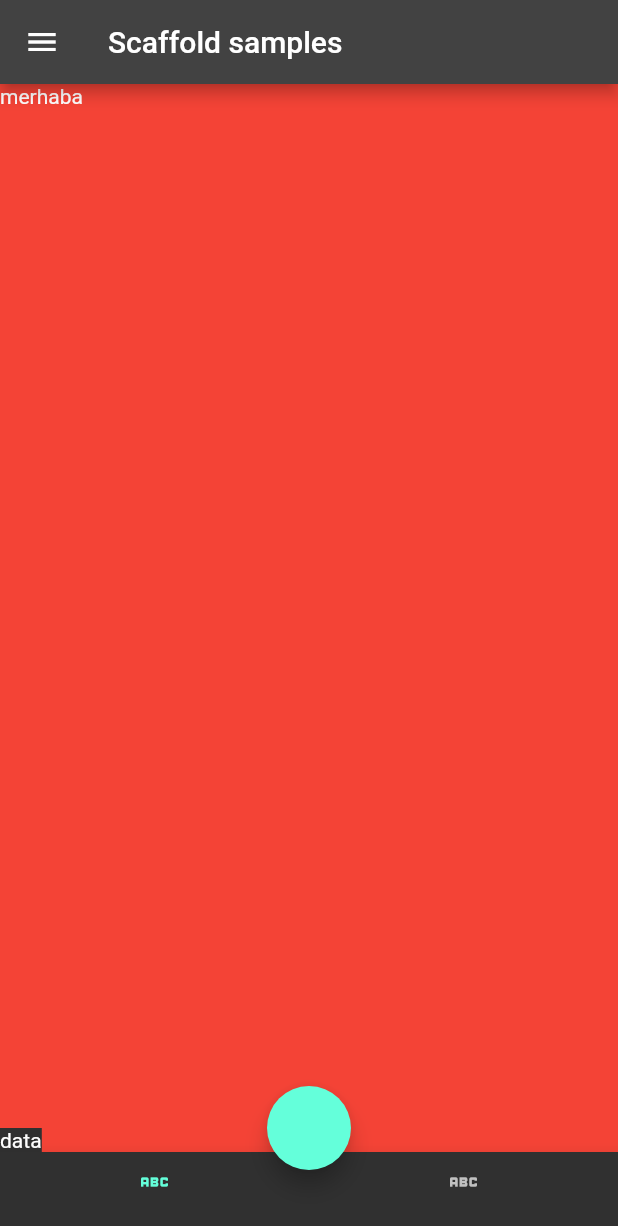
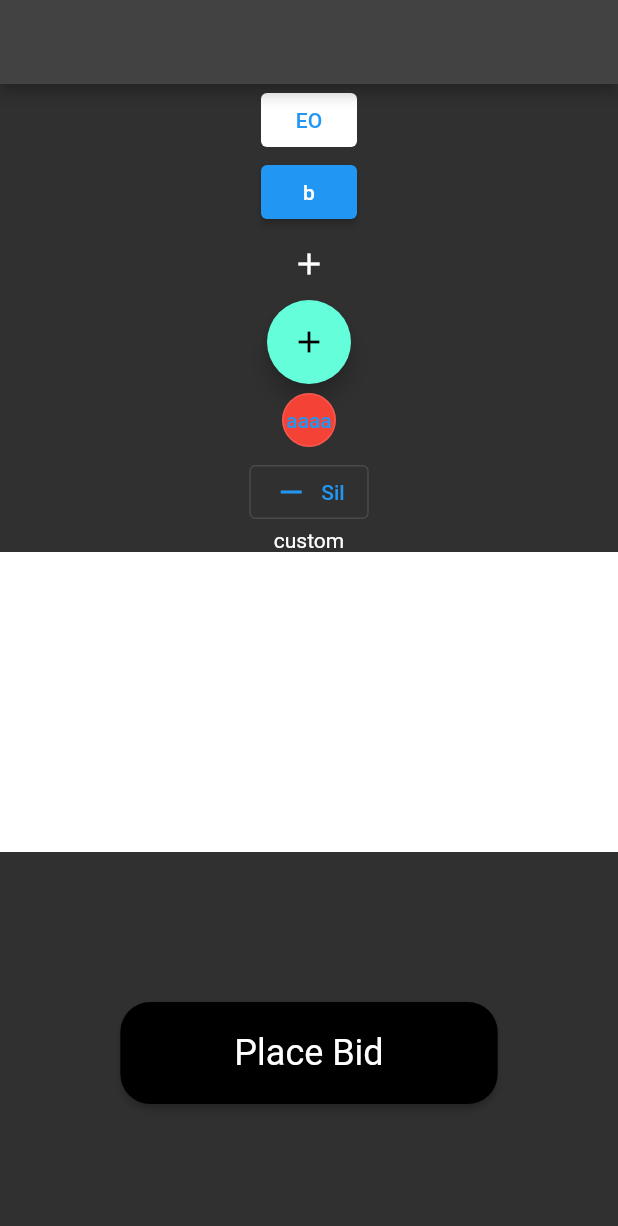
Before and after one commit to eyuphan-oguz/veli_bacik_flutter_learning, a Flutter app: the screen it shows after launch, on a phone screen of 412 x 824 dp. Shown: the top 1226 px of the screen. Run offline on Flutter 3.47's test engine with Material 2 defaults, Android fonts, the phone set to English and light mode, and no system bars.

Commit message:
Button learn

```diff
--- /dev/null
+++ b/lib/101/button_learn.dart
@@ -0,0 +1,43 @@
+import 'package:flutter/material.dart';
+
+
+class ButtonLearn extends StatelessWidget {
+  const ButtonLearn({Key? key}) : super(key: key);
+
+  @override
+  Widget build(BuildContext context) {
+    return Scaffold(
+      appBar: AppBar(),
+      body: Column(
+        children: [
+          TextButton(onPressed: (){}, child: Text("EO"),style: ButtonStyle(backgroundColor: MaterialStateProperty.resolveWith((states) {
+            if(states.contains(MaterialState.pressed)){
+              return Colors.green;
+            }
+            return Colors.white;
+          }))),
+
+
+          ElevatedButton(onPressed: (){}, child: Text("b")),
+          IconButton(onPressed: (){}, icon: Icon(Icons.add)),
+          FloatingActionButton(onPressed: (){},child: Icon(Icons.add),),
+          OutlinedButton(onPressed: (){}, child: Text("aaaa"),style: OutlinedButton.styleFrom(backgroundColor: Colors.red,shape: CircleBorder()),),
+          OutlinedButton.icon(onPressed: (){},icon: Icon(Icons.remove),label: Text("Sil"),),
+          InkWell(child: Text("custom"),onTap: (){},),
+          Container(
+            height: 200,
+            color: Colors.white,
+          ),
+          SizedBox(height: 100,),
+
+          ElevatedButton(
+              style: ElevatedButton.styleFrom(backgroundColor: Colors.black,shape: RoundedRectangleBorder(borderRadius: BorderRadius.circular(20))),
+              onPressed: (){}, child: Padding(
+                padding: const EdgeInsets.only(right: 60,left: 60,top: 20,bottom: 20),
+                child: Text("Place Bid",style: Theme.of(context).textTheme.headline5,),
+              ))
+        ],
+      ),
+    );
+  }
+}
--- a/lib/main.dart
+++ b/lib/main.dart
@@ -1,4 +1,5 @@
 import 'package:flutter/material.dart';
+import 'package:veli_bacik_flutter_learning/101/button_learn.dart';
 import 'package:veli_bacik_flutter_learning/101/container_sized_box_learn.dart';
 import 'package:veli_bacik_flutter_learning/101/scaffold_learn.dart';
 import 'package:veli_bacik_flutter_learning/101/text_learn_view.dart';
@@ -17,7 +18,7 @@ class MyApp extends StatelessWidget {
       debugShowCheckedModeBanner: false,
       title: 'Flutter Demo',
       theme: ThemeData.dark(),
-      home: ScaffoldLearnView(),
+      home: ButtonLearn(),
     );
   }
 }
```
